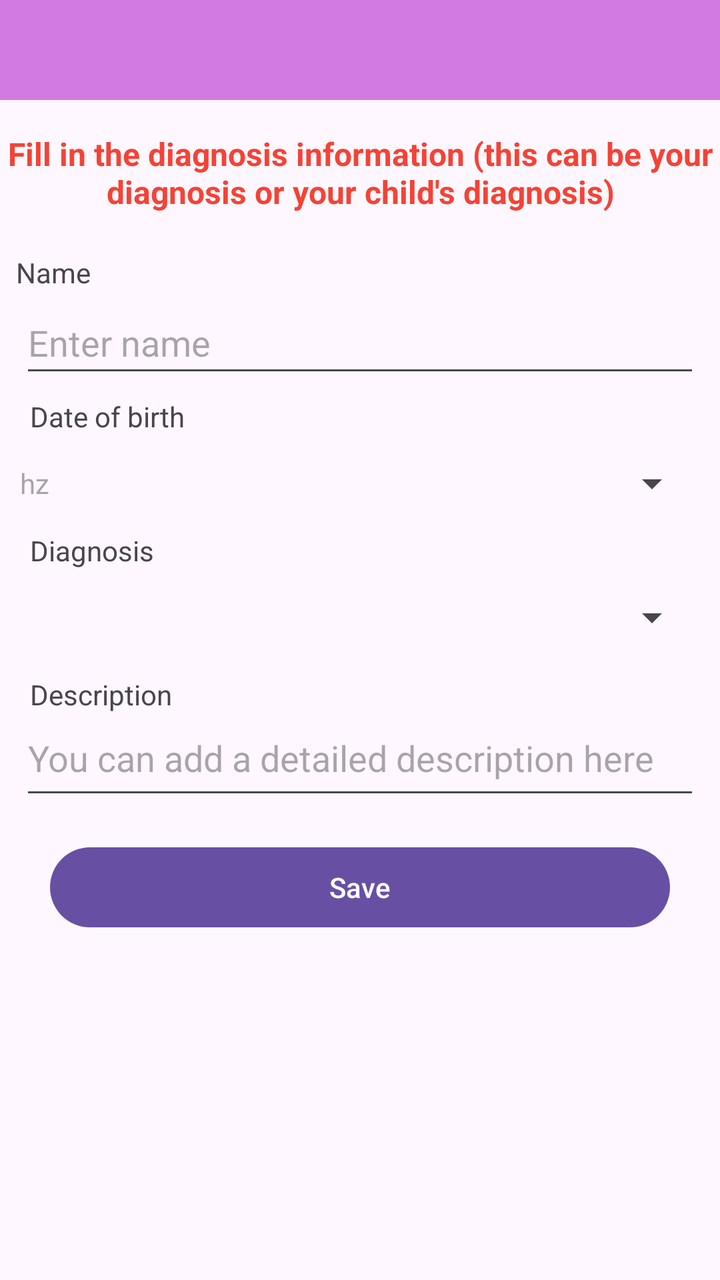
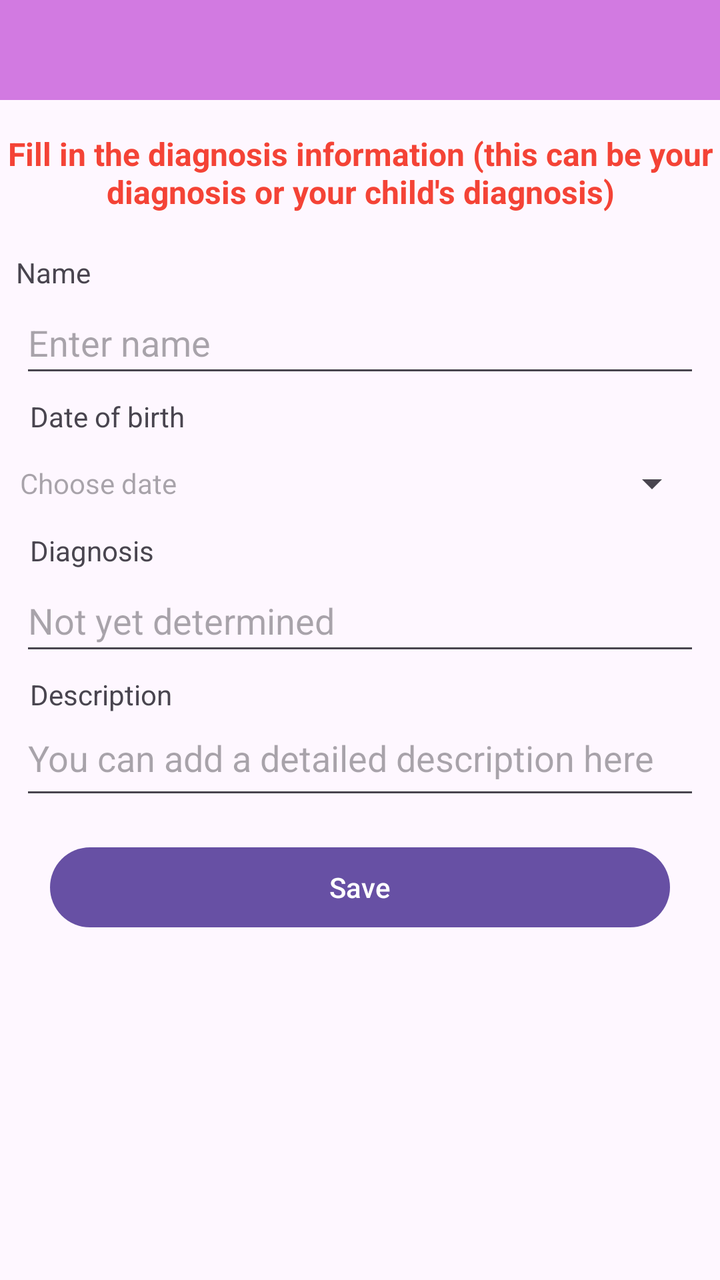

Two renders of the same Android screen: before a commit and after it. Below are the layout's source before the change and the commit's diff.
<!-- AndroidManifest.xml: application theme Theme.AppFond -->
<!-- res/layout/activity_new_card.xml -->
<?xml version="1.0" encoding="utf-8"?>
<androidx.constraintlayout.widget.ConstraintLayout xmlns:android="http://schemas.android.com/apk/res/android"
    xmlns:app="http://schemas.android.com/apk/res-auto"
    xmlns:tools="http://schemas.android.com/tools"
    android:layout_width="match_parent"
    android:layout_height="match_parent"
    android:fitsSystemWindows="true"
    tools:context=".NewCardActivity">

    <androidx.appcompat.widget.Toolbar
        android:id="@+id/newCardToolbar"
        android:layout_width="0dp"
        android:layout_height="50dp"
        android:background="@color/fiol_bleed"
        app:layout_constraintEnd_toEndOf="parent"
        app:layout_constraintStart_toStartOf="parent"
        app:layout_constraintTop_toTopOf="parent">

    </androidx.appcompat.widget.Toolbar>

    <TextView
        android:id="@+id/textView27"
        android:layout_width="0dp"
        android:layout_height="wrap_content"
        android:text="@string/textInputCardInfo"
        android:textAlignment="center"
        android:textColor="@color/red"
        android:textSize="16sp"
        android:textStyle="bold"
        app:layout_constraintEnd_toEndOf="parent"
        app:layout_constraintStart_toStartOf="parent"
        app:layout_constraintTop_toBottomOf="@+id/progressBarNewDiagN" />

    <TextView
        android:id="@+id/textView12"
        android:layout_width="54dp"
        android:layout_height="19dp"
        android:layout_marginStart="8dp"
        android:layout_marginTop="20dp"
        android:text="@string/textName"
        app:layout_constraintStart_toStartOf="parent"
        app:layout_constraintTop_toBottomOf="@+id/textView27" />

    <EditText
        android:id="@+id/fieldCardPersonNameN"
        android:layout_width="0dp"
        android:layout_height="wrap_content"
        android:layout_marginStart="10dp"
        android:layout_marginEnd="10dp"
        android:autofillHints=""
        android:editable="true"
        android:ems="10"
        android:enabled="true"
        android:hint="@string/textHintInputName"
        android:inputType="textPersonName"
        android:minHeight="48dp"
        app:layout_constraintEnd_toEndOf="parent"
        app:layout_constraintHorizontal_bias="0.0"
        app:layout_constraintStart_toStartOf="parent"
        app:layout_constraintTop_toBottomOf="@+id/textView12" />

    <TextView
        android:id="@+id/textView13"
        android:layout_width="wrap_content"
        android:layout_height="wrap_content"
        android:layout_marginStart="15dp"
        android:layout_marginTop="5dp"
        android:text="@string/textBirthday"
        app:layout_constraintStart_toStartOf="parent"
        app:layout_constraintTop_toBottomOf="@+id/fieldCardPersonNameN" />

    <EditText
        android:id="@+id/fieldCardBirthdayN"
        style="@style/Widget.AppCompat.Spinner"
        android:layout_width="0dp"
        android:layout_height="wrap_content"
        android:layout_marginStart="10dp"
        android:layout_marginEnd="10dp"
        android:autofillHints=""
        android:editable="false"
        android:ems="10"
        android:enabled="true"
        android:hint="@string/res_some_unknown_field"
        android:minHeight="48dp"
        app:layout_constraintEnd_toEndOf="parent"
        app:layout_constraintHorizontal_bias="0.0"
        app:layout_constraintStart_toStartOf="parent"
        app:layout_constraintTop_toBottomOf="@+id/textView13"
        tools:ignore="SpeakableTextPresentCheck" />

    <TextView
        android:id="@+id/textView14"
        android:layout_width="wrap_content"
        android:layout_height="wrap_content"
        android:layout_marginStart="15dp"
        android:text="@string/diag_text_field_stat"
        app:layout_constraintStart_toStartOf="parent"
        app:layout_constraintTop_toBottomOf="@+id/fieldCardBirthdayN" />

    <Spinner
        android:id="@+id/fieldCardDiagN"
        android:layout_width="0dp"
        android:layout_height="wrap_content"
        android:layout_marginStart="10dp"
        android:layout_marginEnd="10dp"
        android:autofillHints=""
        android:contentDescription="@string/res_card_val_diag"
        android:editable="true"
        android:ems="10"
        android:enabled="true"
        android:minHeight="48dp"
        app:layout_constraintEnd_toEndOf="parent"
        app:layout_constraintHorizontal_bias="0.0"
        app:layout_constraintStart_toStartOf="parent"
        app:layout_constraintTop_toBottomOf="@+id/textView14" />

    <EditText
        android:id="@+id/fieldCardDescN"
        android:layout_width="0dp"
        android:layout_height="wrap_content"
        android:layout_marginStart="10dp"
        android:layout_marginEnd="10dp"
        android:autofillHints=""
        android:editable="true"
        android:ems="10"
        android:enabled="true"
        android:gravity="start|top"
        android:hint="@string/res_desc_card"
        android:minHeight="48dp"
        app:layout_constraintEnd_toEndOf="parent"
        app:layout_constraintHorizontal_bias="0.0"
        app:layout_constraintStart_toStartOf="parent"
        app:layout_constraintTop_toBottomOf="@+id/textView15" />

    <TextView
        android:id="@+id/textView15"
        android:layout_width="wrap_content"
        android:layout_height="wrap_content"
        android:layout_marginStart="15dp"
        android:layout_marginTop="5dp"
        android:text="@string/desc_card_val"
        app:layout_constraintStart_toStartOf="parent"
        app:layout_constraintTop_toBottomOf="@+id/fieldCardDiagN" />

    <Button
        android:id="@+id/buttonSaveDiag"
        android:layout_width="0dp"
        android:layout_height="wrap_content"
        android:layout_marginStart="25dp"
        android:layout_marginTop="15dp"
        android:layout_marginEnd="25dp"
        android:text="@string/textSave"
        app:layout_constraintEnd_toEndOf="parent"
        app:layout_constraintStart_toStartOf="parent"
        app:layout_constraintTop_toBottomOf="@+id/fieldCardDescN" />

    <ProgressBar
        android:id="@+id/progressBarNewDiagN"
        style="?android:attr/progressBarStyleHorizontal"
        android:layout_width="0dp"
        android:layout_height="wrap_content"
        android:indeterminate="true"
        android:visibility="invisible"
        android:indeterminateTint="@color/fiol"
        app:layout_constraintEnd_toEndOf="parent"
        app:layout_constraintStart_toStartOf="parent"
        app:layout_constraintTop_toBottomOf="@+id/newCardToolbar" />

</androidx.constraintlayout.widget.ConstraintLayout>
<!-- resources referenced by this layout -->
<resources>
  <color name="fiol">#9C27B0</color>
  <color name="fiol_bleed">#D27AE1</color>
  <color name="red">#F44336</color>
  <string name="desc_card_val">Description</string>
  <string name="diag_text_field_stat">Diagnosis</string>
  <string name="res_card_val_diag">diag</string>
  <string name="res_desc_card">You can add a detailed description here</string>
  <string name="res_some_unknown_field">hz</string>
  <string name="textBirthday">Date of birth</string>
  <string name="textHintInputName">Enter name</string>
  <string name="textInputCardInfo">Fill in the diagnosis information (this can be your diagnosis or your child\'s diagnosis)</string>
  <string name="textName">Name</string>
  <string name="textSave">Save</string>
  <style name="Theme.AppFond" parent="Theme.MaterialComponents.DayNight.NoActionBar">
          
          <item name="colorPrimary">@color/fiol</item>
          <item name="colorPrimaryVariant">@color/fiol</item>
          <item name="colorOnPrimary">@color/white</item>
          
          <item name="colorSecondary">@color/purple_400</item>
          <item name="colorSecondaryVariant">@color/purple_800</item>
          <item name="colorOnSecondary">@color/black</item>
          
          <item name="android:statusBarColor">?attr/colorPrimaryVariant</item>
          
      </style>
  <color name="white">#FFFFFFFF</color>
  <color name="black">#FF000000</color>
</resources>

<!-- the commit's change to res/layout/activity_new_card.xml (unified diff, before → after) -->
@@ -80,7 +80,7 @@
         android:editable="false"
         android:ems="10"
         android:enabled="true"
-        android:hint="@string/res_some_unknown_field"
+        android:hint="@string/textChooseDateField"
         android:minHeight="48dp"
         app:layout_constraintEnd_toEndOf="parent"
         app:layout_constraintHorizontal_bias="0.0"
@@ -97,7 +97,7 @@
         app:layout_constraintStart_toStartOf="parent"
         app:layout_constraintTop_toBottomOf="@+id/fieldCardBirthdayN" />
 
-    <Spinner
+    <EditText
         android:id="@+id/fieldCardDiagN"
         android:layout_width="0dp"
         android:layout_height="wrap_content"
@@ -109,6 +109,7 @@
         android:ems="10"
         android:enabled="true"
         android:minHeight="48dp"
+        android:hint="@string/textNotDetermDiag"
         app:layout_constraintEnd_toEndOf="parent"
         app:layout_constraintHorizontal_bias="0.0"
         app:layout_constraintStart_toStartOf="parent"
<!-- resource entries referenced after the edit -->
@@ -7,11 +7,12 @@
   <string name="diag_text_field_stat">Diagnosis</string>
   <string name="res_card_val_diag">diag</string>
   <string name="res_desc_card">You can add a detailed description here</string>
-  <string name="res_some_unknown_field">hz</string>
   <string name="textBirthday">Date of birth</string>
+  <string name="textChooseDateField">Choose date</string>
   <string name="textHintInputName">Enter name</string>
   <string name="textInputCardInfo">Fill in the diagnosis information (this can be your diagnosis or your child\'s diagnosis)</string>
   <string name="textName">Name</string>
+  <string name="textNotDetermDiag">Not yet determined</string>
   <string name="textSave">Save</string>
   <style name="Theme.AppFond" parent="Theme.MaterialComponents.DayNight.NoActionBar">
           
